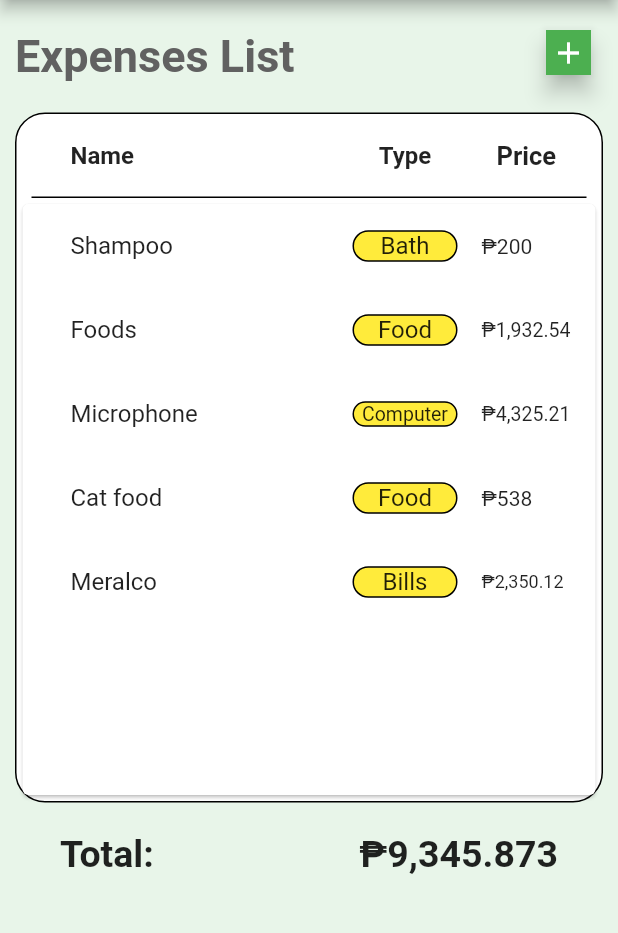
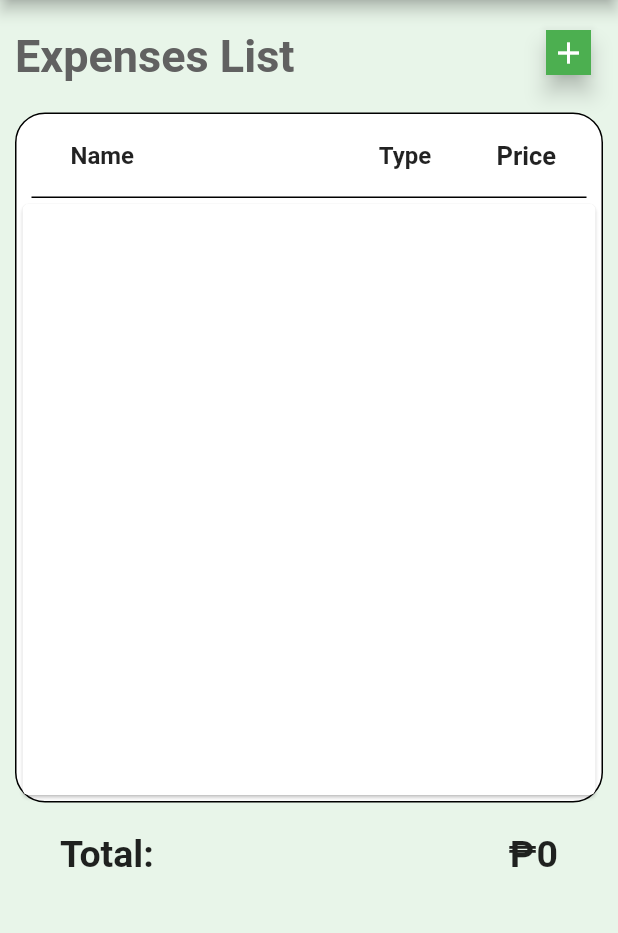
Before and after one commit to vonkulit/fire_moneytor, a Flutter app: the SpendingMonitorScreen screen opened directly, on a phone screen of 412 x 824 dp, the part 84-1017 px from its top. Run offline on Flutter 3.47's test engine with Material 2 defaults, Android fonts, the phone set to English and light mode, and no system bars; drawn by our look-alikes of auto_size_text; our stand-ins replace hive, hive_flutter, shared_preferences, syncfusion_flutter_charts; accounts and stored records are empty.

Commit message:
Spendings Fixed with database

```diff
--- a/lib/database/database.dart
+++ b/lib/database/database.dart
@@ -1,8 +1,14 @@
 import 'package:fire_moneytor/functions/construct_income.dart';
 import 'package:fire_moneytor/functions/construct_spending.dart';
 import 'package:fire_moneytor/functions/construct_savings_invest.dart';
+import 'package:hive/hive.dart';
 
 class Database{
+
+  late final listbank2 = Hive.box<Spendings>('listBank');
+
+  void inistState(){
+  }
 
   List<SavingsInvestments> bankList = [
   SavingsInvestments(name: "BDO", category: "Savings", savings: 24605.231),
@@ -20,15 +26,6 @@ class Database{
   ];
 
   List<Spendings> listBank = [
-    Spendings(item: "Shampoo", category: "Bath", price: 200.0),
-    Spendings(item: "Foods", category: "Food", price: 1932.54),
-    Spendings(
-      item: "Microphone",
-      category: "Computer",
-      price: 4325.21,
-    ),
-    Spendings(item: "Cat food", category: "Food", price: 538.00),
-    Spendings(item: "Meralco", category: "Bills", price: 2350.123),
   ];
 
   List<SavingsInvestments> getBankData(){
@@ -43,6 +40,10 @@ class Database{
     return incomeList;
   }
 
+  Box<Spendings> getSpendingsData2(){
+    return listbank2;
+  }
+
 
 
 }
--- a/lib/functions/functions_spending.dart
+++ b/lib/functions/functions_spending.dart
@@ -1,6 +1,7 @@
 import 'package:fire_moneytor/database/database.dart';
 import 'package:intl/intl.dart';
 import 'construct_spending.dart';
+import 'package:hive/hive.dart';
 
 class FunctionSpending {
 
@@ -29,13 +30,13 @@ class FunctionSpending {
         ));
   }
 
-  String calculateSpendTotal(List database) {
+  String calculateSpendTotal(Box<Spendings> database) {
     NumberFormat numberFormat = NumberFormat.decimalPattern('hi');
     double cursorHolder = 0.0;
     double totalPrice = 0.0;
 
     for (int i = 0; i < database.length; i++) {
-      cursorHolder = database[i].price;
+      cursorHolder = database.getAt(i)!.price;
       totalPrice += cursorHolder;
     }
     return numberFormat.format(totalPrice).toString();
@@ -58,13 +59,11 @@ class FunctionSpending {
   }
 
   List getKeys() {
-    calculateSpendTotal(listBank);
     categorySpendSummary();
     return _keys;
   }
 
   List getValues() {
-    calculateSpendTotal(listBank);
     categorySpendSummary();
 
     return _values;
--- a/pubspec.yaml
+++ b/pubspec.yaml
@@ -43,6 +43,8 @@ dependencies:
   multi_select_item: ^1.0.3
   flutter_multi_select_items: ^0.1.1
   shared_preferences: ^2.0.6
+  hive: ^2.0.4
+  hive_flutter: ^1.1.0
 
 dev_dependencies:
   flutter_test:
@@ -54,6 +56,8 @@ dev_dependencies:
   # package. See that file for information about deactivating specific lint
   # rules and activating additional ones.
   flutter_lints: ^1.0.0
+  hive_generator: ^1.1.0
+  build_runner: ^2.1.2
 
 # For information on the generic Dart part of this file, see the
 # following page: https://dart.dev/tools/pub/pubspec
```
Also changed, not shown: lib/functions/construct_spending.dart (+8 -16 lines), lib/main.dart (+14 -1 lines), lib/screens/monitor_spendings.dart (+61 -28 lines), lib/functions/construct_spending.g.dart (added), pubspec.lock.
